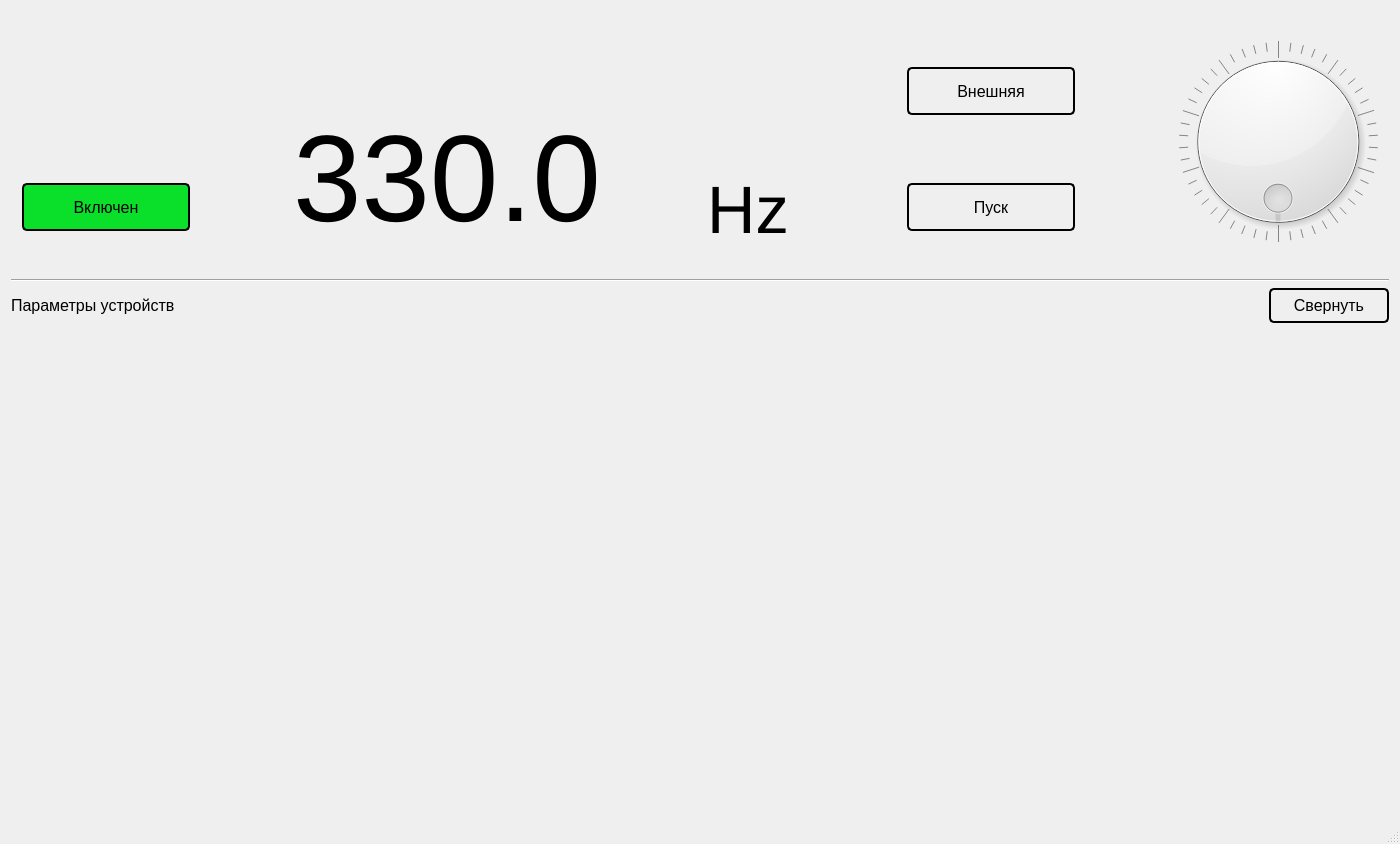
First picture: the form in mainwindow.ui, repository IlyaZh/FEDAL-gui, before the edit.
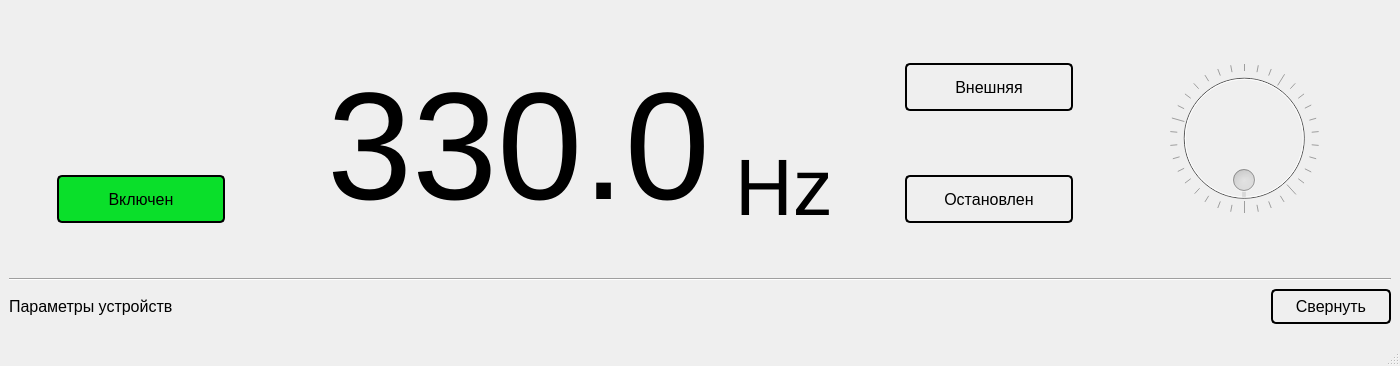
Second picture: the form after the edit.

The edit to the form file:
```diff
--- a/mainwindow.ui
+++ b/mainwindow.ui
@@ -7,7 +7,7 @@
     <x>0</x>
     <y>0</y>
     <width>1400</width>
-    <height>844</height>
+    <height>366</height>
    </rect>
   </property>
   <property name="sizePolicy">
@@ -31,10 +31,7 @@
    <string>MainWindow</string>
   </property>
   <property name="styleSheet">
-   <string notr="true">QPushButton {
-	border: 2px solid #000;
-	border-radius: 5px;
-}</string>
+   <string notr="true"/>
   </property>
   <widget class="QWidget" name="centralWidget">
    <property name="sizePolicy">
@@ -44,20 +41,58 @@
     </sizepolicy>
    </property>
    <layout class="QGridLayout" name="gridLayout">
-    <item row="1" column="0" colspan="2">
-     <widget class="Line" name="line">
+    <property name="leftMargin">
+     <number>9</number>
+    </property>
+    <property name="topMargin">
+     <number>0</number>
+    </property>
+    <property name="rightMargin">
+     <number>9</number>
+    </property>
+    <property name="bottomMargin">
+     <number>0</number>
+    </property>
+    <property name="spacing">
+     <number>0</number>
+    </property>
+    <item row="2" column="2">
+     <widget class="QPushButton" name="toogleParametersButton">
       <property name="sizePolicy">
-       <sizepolicy hsizetype="MinimumExpanding" vsizetype="Fixed">
+       <sizepolicy hsizetype="Maximum" vsizetype="Fixed">
         <horstretch>0</horstretch>
         <verstretch>0</verstretch>
        </sizepolicy>
       </property>
-      <property name="orientation">
-       <enum>Qt::Horizontal</enum>
+      <property name="minimumSize">
+       <size>
+        <width>120</width>
+        <height>35</height>
+       </size>
+      </property>
+      <property name="font">
+       <font>
+        <pointsize>12</pointsize>
+       </font>
+      </property>
+      <property name="styleSheet">
+       <string notr="true">QPushButton {
+	border: 2px solid #000;
+	border-radius: 5px;
+}</string>
+      </property>
+      <property name="text">
+       <string>Свернуть</string>
+      </property>
+      <property name="checkable">
+       <bool>true</bool>
+      </property>
+      <property name="checked">
+       <bool>true</bool>
       </property>
      </widget>
     </item>
-    <item row="0" column="0" colspan="2">
+    <item row="0" column="0" colspan="3">
      <widget class="QWidget" name="controlWidget" native="true">
       <property name="sizePolicy">
        <sizepolicy hsizetype="MinimumExpanding" vsizetype="Preferred">
@@ -89,10 +124,202 @@
 }</string>
       </property>
       <layout class="QGridLayout" name="gridLayout_4">
-       <item row="0" column="4" rowspan="2">
+       <property name="leftMargin">
+        <number>0</number>
+       </property>
+       <property name="topMargin">
+        <number>0</number>
+       </property>
+       <property name="rightMargin">
+        <number>0</number>
+       </property>
+       <property name="bottomMargin">
+        <number>0</number>
+       </property>
+       <property name="spacing">
+        <number>0</number>
+       </property>
+       <item row="0" column="3" rowspan="2">
+        <spacer name="horizontalSpacer_5">
+         <property name="orientation">
+          <enum>Qt::Horizontal</enum>
+         </property>
+         <property name="sizeType">
+          <enum>QSizePolicy::Maximum</enum>
+         </property>
+         <property name="sizeHint" stdset="0">
+          <size>
+           <width>72</width>
+           <height>20</height>
+          </size>
+         </property>
+        </spacer>
+       </item>
+       <item row="0" column="1">
+        <widget class="QWidget" name="waterWidget" native="true">
+         <property name="maximumSize">
+          <size>
+           <width>130</width>
+           <height>105</height>
+          </size>
+         </property>
+         <layout class="QGridLayout" name="gridLayout_3"/>
+        </widget>
+       </item>
+       <item row="0" column="8">
+        <widget class="QPushButton" name="extIntButton">
+         <property name="sizePolicy">
+          <sizepolicy hsizetype="Maximum" vsizetype="Fixed">
+           <horstretch>0</horstretch>
+           <verstretch>0</verstretch>
+          </sizepolicy>
+         </property>
+         <property name="minimumSize">
+          <size>
+           <width>168</width>
+           <height>48</height>
+          </size>
+         </property>
+         <property name="maximumSize">
+          <size>
+           <width>16777215</width>
+           <height>48</height>
+          </size>
+         </property>
+         <property name="font">
+          <font>
+           <pointsize>12</pointsize>
+          </font>
+         </property>
+         <property name="styleSheet">
+          <string notr="true">QPushButton {
+	border: 2px solid #000;
+	border-radius: 5px;
+}</string>
+         </property>
+         <property name="text">
+          <string>Внешняя</string>
+         </property>
+         <property name="checkable">
+          <bool>true</bool>
+         </property>
+         <property name="checked">
+          <bool>true</bool>
+         </property>
+        </widget>
+       </item>
+       <item row="0" column="9" rowspan="2">
+        <spacer name="horizontalSpacer_7">
+         <property name="orientation">
+          <enum>Qt::Horizontal</enum>
+         </property>
+         <property name="sizeType">
+          <enum>QSizePolicy::Maximum</enum>
+         </property>
+         <property name="sizeHint" stdset="0">
+          <size>
+           <width>96</width>
+           <height>20</height>
+          </size>
+         </property>
+        </spacer>
+       </item>
+       <item row="0" column="6" rowspan="2">
+        <widget class="QLabel" name="label_6">
+         <property name="sizePolicy">
+          <sizepolicy hsizetype="Maximum" vsizetype="Minimum">
+           <horstretch>0</horstretch>
+           <verstretch>0</verstretch>
+          </sizepolicy>
+         </property>
+         <property name="minimumSize">
+          <size>
+           <width>96</width>
+           <height>144</height>
+          </size>
+         </property>
+         <property name="font">
+          <font>
+           <pointsize>60</pointsize>
+          </font>
+         </property>
+         <property name="text">
+          <string>Hz</string>
+         </property>
+         <property name="alignment">
+          <set>Qt::AlignBottom|Qt::AlignLeading|Qt::AlignLeft</set>
+         </property>
+        </widget>
+       </item>
+       <item row="0" column="11" rowspan="2">
+        <spacer name="horizontalSpacer">
+         <property name="orientation">
+          <enum>Qt::Horizontal</enum>
+         </property>
+         <property name="sizeType">
+          <enum>QSizePolicy::Maximum</enum>
+         </property>
+         <property name="sizeHint" stdset="0">
+          <size>
+           <width>72</width>
+           <height>20</height>
+          </size>
+         </property>
+        </spacer>
+       </item>
+       <item row="0" column="7" rowspan="2">
+        <spacer name="horizontalSpacer_6">
+         <property name="orientation">
+          <enum>Qt::Horizontal</enum>
+         </property>
+         <property name="sizeType">
+          <enum>QSizePolicy::Maximum</enum>
+         </property>
+         <property name="sizeHint" stdset="0">
+          <size>
+           <width>72</width>
+           <height>20</height>
+          </size>
+         </property>
+        </spacer>
+       </item>
+       <item row="1" column="8">
+        <widget class="QPushButton" name="startStopButton">
+         <property name="sizePolicy">
+          <sizepolicy hsizetype="Maximum" vsizetype="Fixed">
+           <horstretch>0</horstretch>
+           <verstretch>0</verstretch>
+          </sizepolicy>
+         </property>
+         <property name="minimumSize">
+          <size>
+           <width>168</width>
+           <height>48</height>
+          </size>
+         </property>
+         <property name="font">
+          <font>
+           <pointsize>12</pointsize>
+          </font>
+         </property>
+         <property name="styleSheet">
+          <string notr="true"/>
+         </property>
+         <property name="text">
+          <string>Остановлен</string>
+         </property>
+         <property name="checkable">
+          <bool>true</bool>
+         </property>
+         <property name="checked">
+          <bool>false</bool>
+         </property>
+        </widget>
+       </item>
+       <item row="0" column="5" rowspan="2">
         <widget class="QLabel" name="label_5">
          <property name="sizePolicy">
-          <sizepolicy hsizetype="Minimum" vsizetype="Minimum">
+          <sizepolicy hsizetype="Maximum" vsizetype="Minimum">
            <horstretch>0</horstretch>
            <verstretch>0</verstretch>
           </sizepolicy>
@@ -111,7 +338,7 @@
          </property>
          <property name="font">
           <font>
-           <pointsize>92</pointsize>
+           <pointsize>115</pointsize>
           </font>
          </property>
          <property name="text">
@@ -122,72 +349,48 @@
          </property>
         </widget>
        </item>
-       <item row="0" column="5" rowspan="2">
-        <widget class="QLabel" name="label_6">
+       <item row="0" column="10" rowspan="2">
+        <widget class="QDial" name="dial">
+         <property name="enabled">
+          <bool>false</bool>
+         </property>
          <property name="sizePolicy">
-          <sizepolicy hsizetype="Minimum" vsizetype="Minimum">
+          <sizepolicy hsizetype="Maximum" vsizetype="Maximum">
            <horstretch>0</horstretch>
            <verstretch>0</verstretch>
           </sizepolicy>
          </property>
          <property name="minimumSize">
           <size>
-           <width>96</width>
-           <height>144</height>
+           <width>150</width>
+           <height>150</height>
           </size>
          </property>
-         <property name="font">
-          <font>
-           <pointsize>50</pointsize>
-          </font>
+         <property name="styleSheet">
+          <string notr="true"/>
          </property>
-         <property name="text">
-          <string>Hz</string>
+         <property name="maximum">
+          <number>100</number>
          </property>
-         <property name="alignment">
-          <set>Qt::AlignBottom|Qt::AlignLeading|Qt::AlignLeft</set>
+         <property name="wrapping">
+          <bool>true</bool>
          </property>
-        </widget>
-       </item>
-       <item row="0" column="2" rowspan="2">
-        <spacer name="horizontalSpacer_5">
-         <property name="orientation">
-          <enum>Qt::Horizontal</enum>
+         <property name="notchTarget">
+          <double>5.000000000000000</double>
          </property>
-         <property name="sizeHint" stdset="0">
-          <size>
-           <width>40</width>
-           <height>20</height>
-          </size>
+         <property name="notchesVisible">
+          <bool>true</bool>
          </property>
-        </spacer>
-       </item>
-       <item row="0" column="6" rowspan="2">
-        <spacer name="horizontalSpacer_6">
-         <property name="orientation">
-          <enum>Qt::Horizontal</enum>
-         </property>
-         <property name="sizeHint" stdset="0">
-          <size>
-           <width>40</width>
-           <height>20</height>
-          </size>
-         </property>
-        </spacer>
-       </item>
-       <item row="0" column="0">
-        <widget class="QWidget" name="waterWidget" native="true">
-         <property name="maximumSize">
-          <size>
-           <width>130</width>
-           <height>105</height>
-          </size>
-         </property>
-         <layout class="QGridLayout" name="gridLayout_3"/>
         </widget>
        </item>
-       <item row="1" column="0" colspan="2">
+       <item row="1" column="1" colspan="2">
         <widget class="QPushButton" name="onOffButton">
+         <property name="sizePolicy">
+          <sizepolicy hsizetype="Maximum" vsizetype="Fixed">
+           <horstretch>0</horstretch>
+           <verstretch>0</verstretch>
+          </sizepolicy>
+         </property>
          <property name="minimumSize">
           <size>
            <width>168</width>
@@ -223,7 +426,7 @@
          </property>
         </widget>
        </item>
-       <item row="0" column="1">
+       <item row="0" column="2">
         <widget class="QWidget" name="blockWidget" native="true">
          <property name="sizePolicy">
           <sizepolicy hsizetype="Preferred" vsizetype="Maximum">
@@ -240,84 +443,17 @@
          <layout class="QGridLayout" name="gridLayout_2"/>
         </widget>
        </item>
-       <item row="0" column="7">
-        <widget class="QPushButton" name="extIntButton">
-         <property name="minimumSize">
-          <size>
-           <width>168</width>
-           <height>48</height>
-          </size>
-         </property>
-         <property name="maximumSize">
-          <size>
-           <width>16777215</width>
-           <height>48</height>
-          </size>
-         </property>
-         <property name="font">
-          <font>
-           <pointsize>12</pointsize>
-          </font>
-         </property>
-         <property name="styleSheet">
-          <string notr="true">QPushButton {
-	border: 2px solid #000;
-	border-radius: 5px;
-}</string>
-         </property>
-         <property name="text">
-          <string>Внешняя</string>
-         </property>
-        </widget>
-       </item>
-       <item row="1" column="7">
-        <widget class="QPushButton" name="startStopButton">
-         <property name="minimumSize">
-          <size>
-           <width>168</width>
-           <height>48</height>
-          </size>
-         </property>
-         <property name="font">
-          <font>
-           <pointsize>12</pointsize>
-          </font>
-         </property>
-         <property name="styleSheet">
-          <string notr="true"/>
-         </property>
-         <property name="text">
-          <string>Пуск</string>
-         </property>
-        </widget>
-       </item>
-       <item row="0" column="9" rowspan="2">
-        <widget class="QDial" name="dial">
-         <property name="minimumSize">
-          <size>
-           <width>200</width>
-           <height>200</height>
-          </size>
-         </property>
-         <property name="wrapping">
-          <bool>true</bool>
-         </property>
-         <property name="notchTarget">
-          <double>5.000000000000000</double>
-         </property>
-         <property name="notchesVisible">
-          <bool>true</bool>
-         </property>
-        </widget>
-       </item>
-       <item row="0" column="8" rowspan="2">
-        <spacer name="horizontalSpacer_7">
+       <item row="0" column="0" rowspan="2">
+        <spacer name="horizontalSpacer_2">
          <property name="orientation">
           <enum>Qt::Horizontal</enum>
          </property>
+         <property name="sizeType">
+          <enum>QSizePolicy::Maximum</enum>
+         </property>
          <property name="sizeHint" stdset="0">
           <size>
-           <width>40</width>
+           <width>48</width>
            <height>20</height>
           </size>
          </property>
@@ -326,54 +462,14 @@
       </layout>
      </widget>
     </item>
-    <item row="3" column="0" colspan="2">
-     <widget class="QWidget" name="parameterWidget" native="true">
-      <property name="sizePolicy">
-       <sizepolicy hsizetype="MinimumExpanding" vsizetype="Preferred">
-        <horstretch>0</horstretch>
-        <verstretch>0</verstretch>
-       </sizepolicy>
-      </property>
-      <property name="minimumSize">
-       <size>
-        <width>0</width>
-        <height>480</height>
-       </size>
-      </property>
-     </widget>
-    </item>
-    <item row="2" column="1">
-     <widget class="QPushButton" name="toogleParametersButton">
-      <property name="sizePolicy">
-       <sizepolicy hsizetype="Maximum" vsizetype="Fixed">
-        <horstretch>0</horstretch>
-        <verstretch>0</verstretch>
-       </sizepolicy>
-      </property>
-      <property name="minimumSize">
-       <size>
-        <width>120</width>
-        <height>35</height>
-       </size>
-      </property>
-      <property name="font">
-       <font>
-        <pointsize>12</pointsize>
-       </font>
-      </property>
-      <property name="text">
-       <string>Свернуть</string>
-      </property>
-      <property name="checkable">
-       <bool>true</bool>
-      </property>
-      <property name="checked">
-       <bool>true</bool>
-      </property>
-     </widget>
-    </item>
     <item row="2" column="0">
      <widget class="QLabel" name="label_3">
+      <property name="sizePolicy">
+       <sizepolicy hsizetype="Maximum" vsizetype="Preferred">
+        <horstretch>0</horstretch>
+        <verstretch>0</verstretch>
+       </sizepolicy>
+      </property>
       <property name="font">
        <font>
         <pointsize>12</pointsize>
@@ -384,6 +480,48 @@
       </property>
      </widget>
     </item>
+    <item row="1" column="0" colspan="3">
+     <widget class="Line" name="line">
+      <property name="sizePolicy">
+       <sizepolicy hsizetype="Minimum" vsizetype="Fixed">
+        <horstretch>0</horstretch>
+        <verstretch>0</verstretch>
+       </sizepolicy>
+      </property>
+      <property name="orientation">
+       <enum>Qt::Horizontal</enum>
+      </property>
+     </widget>
+    </item>
+    <item row="3" column="0" colspan="3">
+     <widget class="QWidget" name="parameterWidget" native="true">
+      <property name="sizePolicy">
+       <sizepolicy hsizetype="Preferred" vsizetype="Maximum">
+        <horstretch>0</horstretch>
+        <verstretch>0</verstretch>
+       </sizepolicy>
+      </property>
+      <property name="minimumSize">
+       <size>
+        <width>0</width>
+        <height>0</height>
+       </size>
+      </property>
+     </widget>
+    </item>
+    <item row="2" column="1">
+     <spacer name="horizontalSpacer_3">
+      <property name="orientation">
+       <enum>Qt::Horizontal</enum>
+      </property>
+      <property name="sizeHint" stdset="0">
+       <size>
+        <width>40</width>
+        <height>20</height>
+       </size>
+      </property>
+     </spacer>
+    </item>
    </layout>
   </widget>
   <widget class="QStatusBar" name="statusBar"/>
```
